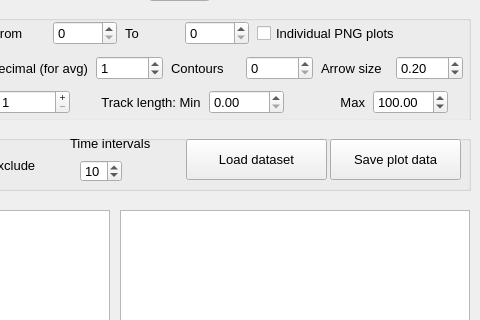
Above: tracker.ui from QBI-Microscopy/Tracking before the change; both pictures show x 250 to 730 and y 130 to 450 of the 730 by 700 pixel window. Below: the same form after it.
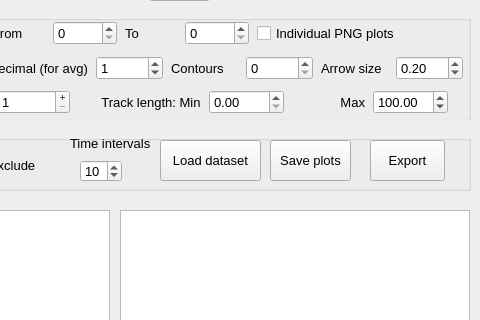
That is the form after the change. Icons and pictures are not drawn.

Commit message:
Export to vbSPT format
Added export to matlab format for vbSPT

```diff
--- a/tracker.ui
+++ b/tracker.ui
@@ -864,14 +864,14 @@
     <widget class="QPushButton" name="btnReviewSave">
      <property name="geometry">
       <rect>
-       <x>570</x>
-       <y>19</y>
-       <width>131</width>
+       <x>510</x>
+       <y>20</y>
+       <width>81</width>
        <height>41</height>
       </rect>
      </property>
      <property name="text">
-      <string>Save plot data</string>
+      <string>Save plots</string>
      </property>
     </widget>
     <widget class="QCheckBox" name="checkExclude">
@@ -935,9 +935,9 @@
     <widget class="QPushButton" name="btnReviewDataset">
      <property name="geometry">
       <rect>
-       <x>426</x>
-       <y>19</y>
-       <width>141</width>
+       <x>400</x>
+       <y>20</y>
+       <width>101</width>
        <height>41</height>
       </rect>
      </property>
@@ -974,6 +974,22 @@
       <string>Time intervals</string>
      </property>
     </widget>
+    <widget class="QPushButton" name="btnExport">
+     <property name="geometry">
+      <rect>
+       <x>610</x>
+       <y>20</y>
+       <width>75</width>
+       <height>41</height>
+      </rect>
+     </property>
+     <property name="toolTip">
+      <string>Export data to vbSPT</string>
+     </property>
+     <property name="text">
+      <string>Export</string>
+     </property>
+    </widget>
    </widget>
    <widget class="QSpinBox" name="spinFramerate">
     <property name="geometry">
```
The commit also changes 2 other files.
